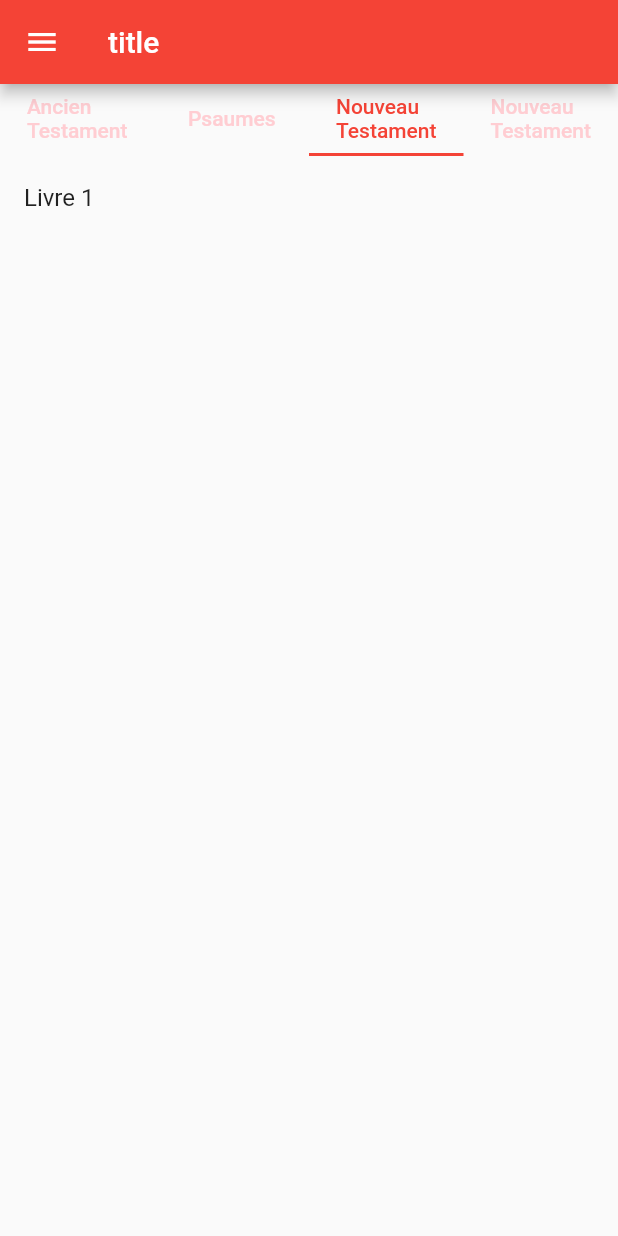
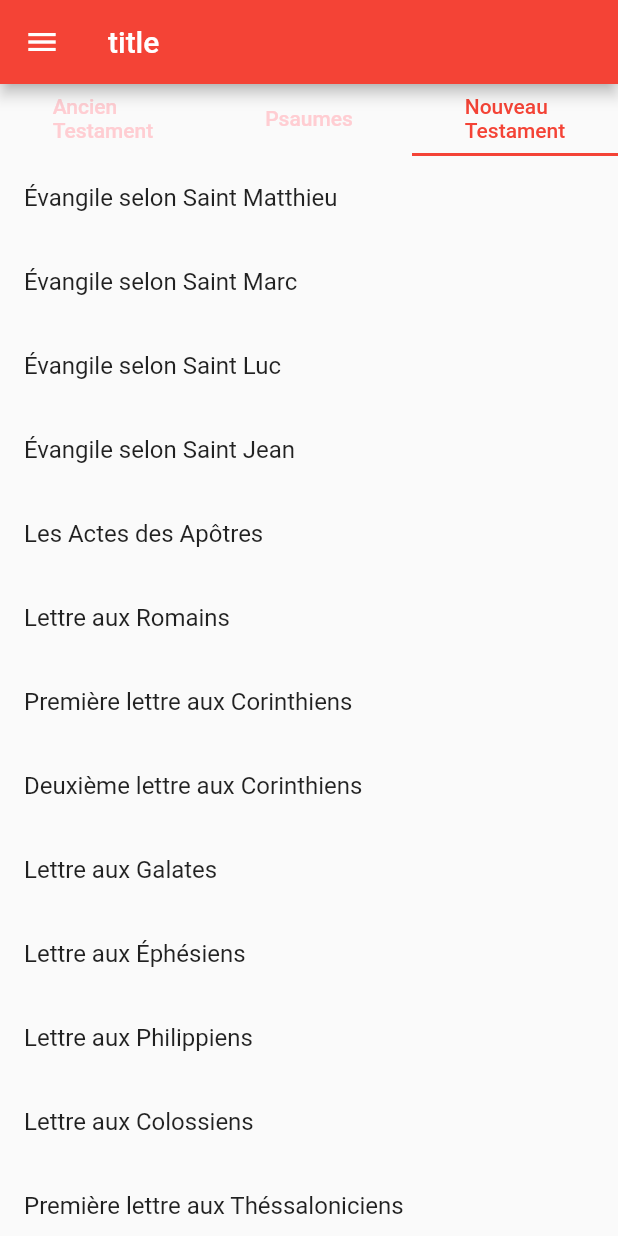
Before and after one commit to nathanael-h/aelf-flutter, a Flutter app: the screen it shows after launch, tab 4 chosen, on a phone screen of 412 x 824 dp. Run offline on Flutter 3.47's test engine with Material 2 defaults, Android fonts, the phone set to English and light mode, and no system bars.

Commit message:
Remove code for unused third tab pane

```diff
--- a/lib/main.dart
+++ b/lib/main.dart
@@ -163,7 +163,7 @@ class _MyHomePageState extends State<MyHomePage> {
         title: Text('title'),
       ),
       body: DefaultTabController(
-        length: 4,
+        length: 3,
         child: Scaffold(
           appBar: TabBar(
             labelColor: Colors.red,
@@ -171,7 +171,6 @@ class _MyHomePageState extends State<MyHomePage> {
             tabs: [
               Tab(text: 'Ancien \nTestament'),
               Tab(text: 'Psaumes'),
-              Tab(text: 'Nouveau \nTestament'),
               Tab(text: 'Nouveau \nTestament'),
             ],
           ),
@@ -221,29 +220,6 @@ class _MyHomePageState extends State<MyHomePage> {
                       ),
                     );
                   }),
-                ),
-              ),
-              Tab(
-                child: ListView(
-                  // Column is also layout widget. It takes a list of children and
-                  // arranges them vertically. By default, it sizes itself to fit its
-                  // children horizontally, and tries to be as tall as its parent.
-                  //
-                  // Invoke "debug painting" (press "p" in the console, choose the
-                  // "Toggle Debug Paint" action from the Flutter Inspector in Android
-                  // Studio, or the "Toggle Debug Paint" command in Visual Studio Code)
-                  // to see the wireframe for each widget.
-                  //
-                  // Column has various properties to control how it sizes itself and
-                  // how it positions its children. Here we use mainAxisAlignment to
-                  // center the children vertically; the main axis here is the vertical
-                  // axis because Columns are vertical (the cross axis would be
-                  // horizontal).
-                  children: <Widget>[
-                    ListTile(
-                      title: Text('Livre 1'),
-                    ),
-                  ],
                 ),
               ),
               Tab(
```
